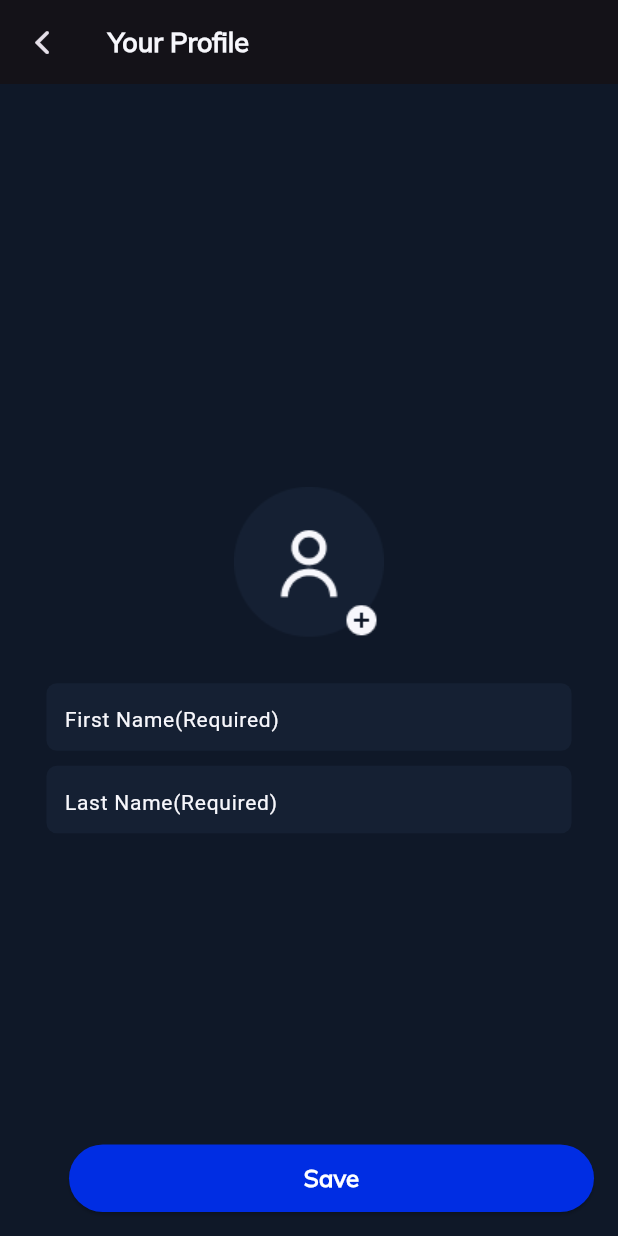
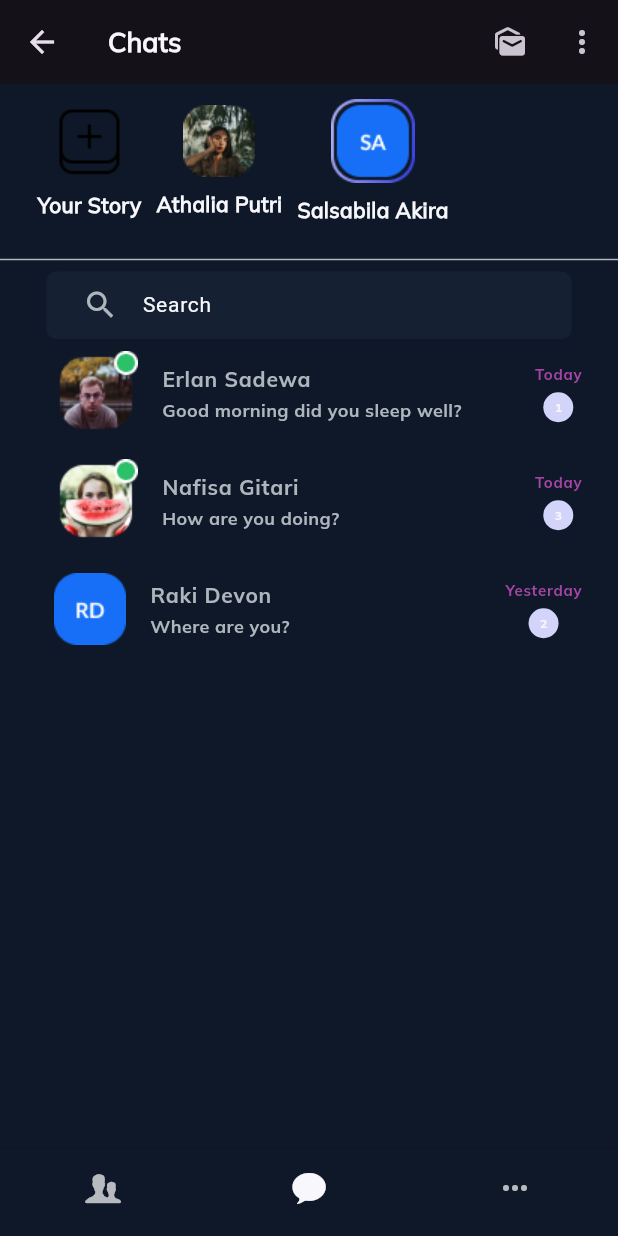
Before and after one commit to hk994512/Messenger-Clone, a Flutter app: the ProfileScreen screen opened directly, after a tap on "Save", on a phone screen of 412 x 824 dp. Run offline on Flutter 3.47's test engine with Material 3 defaults, Android fonts, the light colour scheme and no system bars; our stand-ins replace flutter_bloc, pinput; Roboto replaces fonts that are missing (Bold).

Commit message:
Add new code

```diff
--- a/lib/views/auth/login_screen.dart
+++ b/lib/views/auth/login_screen.dart
@@ -45,6 +45,7 @@ class LoginScreen extends StatelessWidget {
             ),
             20.0.ht,
             UiHelper.customTextField(
+              iconData: Icons.phone,
               controller: phoneController,
               text: 'Phone Number',
               keyboardType: TextInputType.number,
--- /dev/null
+++ b/lib/views/chats/chat_screen.dart
@@ -0,0 +1,157 @@
+import 'package:flutter/material.dart';
+import 'package:messanger_clone/extensions/app_exten.dart';
+import 'package:messanger_clone/views/widgets/ui_helper.dart';
+
+import '../constants/app_colors.dart';
+
+class ChatScreen extends StatelessWidget {
+  // const ChatScreen({super.key});
+  final searchController = TextEditingController();
+  var arrContacts = [
+    {
+      "img": "Avatar.png",
+      "name": "Erlan Sadewa",
+      "msg": "Good morning did you sleep well?",
+      "date": "Today",
+      "msgCount": "1",
+    },
+
+    {
+      "img": "Avatar (2).png",
+      "name": "Nafisa Gitari",
+      "msg": "How are you doing?",
+      "date": "Today",
+      "msgCount": "3",
+    },
+    {
+      "name": "Raki Devon",
+      "img": "Frame 3293 (1).png",
+      "msg": "Where are you?",
+      "date": "Yesterday",
+      "msgCount": "2",
+    },
+  ];
+
+  @override
+  Widget build(BuildContext context) {
+    return Scaffold(
+      backgroundColor:
+          Theme.of(context).brightness == Brightness.light
+              ? AppColors.scaffoldlight
+              : AppColors.scaffolddark,
+      appBar: AppBar(
+        title: UiHelper.customText(
+          title: 'Chats',
+          fontSize: 18,
+          context: context,
+          fontFamily: "Bold",
+          fontWeight: FontWeight.bold,
+        ),
+        actions: [
+          IconButton(
+            onPressed: () {},
+            icon: Icon(Icons.mark_as_unread_rounded),
+          ),
+
+          IconButton(onPressed: () {}, icon: Icon(Icons.more_vert)),
+        ],
+      ),
+      body: Column(
+        children: [
+          Row(
+            children: [
+              25.0.wt,
+              MyStory(image: 'story.png', title: 'Your Story'),
+              10.0.wt,
+              MyStory(image: 'Frame 3293.png', title: 'Athalia Putri'),
+              10.0.wt,
+              MyStory(image: 'Avatar (3).png', title: 'Salsabila Akira'),
+            ],
+          ),
+          5.0.ht,
+          Divider(color: Color(0xffadb5bd)),
+          UiHelper.customTextField(
+            iconData: Icons.search,
+            controller: searchController,
+            text: 'Search',
+            keyboardType: TextInputType.text,
+            context: context,
+          ),
+          Expanded(
+            child: ListView.builder(
+              padding: EdgeInsets.only(left: 20),
+              itemCount: arrContacts.length,
+              itemBuilder: (_, i) {
+                var contact = arrContacts[i];
+                return ListTile(
+                  leading: UiHelper.customImage(
+                    image: contact['img'].toString(),
+                  ),
+                  title: UiHelper.customText(
+                    color: Color(0xffadb5bd),
+                    title: contact['name'].toString(),
+                    fontSize: 14,
+                    context: context,
+                    fontWeight: FontWeight.w600,
+                  ),
+                  subtitle: UiHelper.customText(
+                    title: contact['msg'].toString(),
+                    fontSize: 12,
+                    context: context,
+                    color: Color(0xffadb5bd),
+                  ),
+                  trailing: Column(
+                    mainAxisAlignment: MainAxisAlignment.center,
+                    children: [
+                      UiHelper.customText(
+                        title: contact['date'].toString(),
+                        fontSize: 10,
+                        context: context,
+                        color: Color(0xffA444A4),
+                      ),
+                      5.0.ht,
+                      CircleAvatar(
+                        radius: 10,
+                        child: UiHelper.customText(
+                          title: contact['msgCount'].toString(),
+                          fontSize: 8,
+                          context: context,
+                        ),
+                        backgroundColor: Color(0xffD2d5f9),
+                      ),
+                    ],
+                  ),
+                );
+              },
+            ),
+          ),
+        ],
+      ),
+    );
+  }
+}
+
+class MyStory extends StatelessWidget {
+  const MyStory({super.key, required this.image, required this.title});
+  final String image;
+  final String title;
+  @override
+  Widget build(BuildContext context) {
+    return Padding(
+      padding: const EdgeInsets.only(top: 10, bottom: 10),
+      child: Column(
+        spacing: 8,
+        children: [
+          UiHelper.customImage(image: image),
+          UiHelper.customText(
+            title: title,
+            fontSize: 14,
+            context: context,
+            fontFamily: 'Bold',
+            fontWeight: FontWeight.bold,
+          ),
+        ],
+      ),
+    );
+  }
+}
--- /dev/null
+++ b/lib/views/nav/bottom_screeb.dart
@@ -0,0 +1,55 @@
+import 'package:flutter/cupertino.dart';
+import 'package:flutter/material.dart';
+import 'package:messanger_clone/views/chats/chat_screen.dart';
+import 'package:messanger_clone/views/chats/more%20screens/more_screen.dart';
+import 'package:messanger_clone/views/constants/app_colors.dart';
+import 'package:messanger_clone/views/nav/contacts_screen.dart';
+
+class BottomScreen extends StatefulWidget {
+  const BottomScreen({super.key});
+
+  @override
+  State<BottomScreen> createState() => _BottomScreenState();
+}
+
+class _BottomScreenState extends State<BottomScreen> {
+  final List<Widget> pages = [ContactsScreen(), ChatScreen(), MoreScreen()];
+  int currentIndex = 1;
+  @override
+  Widget build(BuildContext context) {
+    return Scaffold(
+
+      bottomNavigationBar: BottomNavigationBar(
+        backgroundColor:
+            Theme.of(context).brightness == Brightness.dark
+                ? AppColors.bottomdark
+                : AppColors.bottomlight,
+        showSelectedLabels: false,
+        showUnselectedLabels: false,
+        selectedIconTheme: IconThemeData(
+          color:
+              Theme.of(context).brightness == Brightness.dark
+                  ? AppColors.icondarkmode
+                  : AppColors.iconlightmode,
+        ),
+        onTap:
+            (value) => setState(() {
+              currentIndex = value;
+            }),
+        currentIndex: currentIndex,
+        items: [
+          BottomNavigationBarItem(
+            icon: Icon(CupertinoIcons.person_2_alt),
+            label: 'Contacts',
+          ),
+          BottomNavigationBarItem(
+            icon: Icon(CupertinoIcons.chat_bubble_fill),
+            label: 'Chats',
+          ),
+          BottomNavigationBarItem(icon: Icon(Icons.more_horiz), label: 'More'),
+        ],
+      ),
+      body: pages[currentIndex],
+    );
+  }
+}
--- a/lib/views/profile/profile_screen.dart
+++ b/lib/views/profile/profile_screen.dart
@@ -1,5 +1,6 @@
 import 'package:flutter/cupertino.dart';
 import 'package:flutter/material.dart';
+import 'package:messanger_clone/views/nav/bottom_screeb.dart';
 import 'package:messanger_clone/views/widgets/ui_helper.dart';
 import '/extensions/app_exten.dart';
 import '/views/constants/app_colors.dart';
@@ -40,6 +41,7 @@ class ProfileScreen extends StatelessWidget {
             30.0.ht,
             UiHelper.customTextField(
               controller: firstNameController,
+              iconData: Icons.person,
               text: 'First Name(Required)',
               keyboardType: TextInputType.name,
               context: context,
@@ -47,6 +49,7 @@ class ProfileScreen extends StatelessWidget {
             10.0.ht,
             UiHelper.customTextField(
               controller: firstNameController,
+              iconData: CupertinoIcons.person_2,
               text: 'Last Name(Required)',
               keyboardType: TextInputType.name,
               context: context,
@@ -54,7 +57,10 @@ class ProfileScreen extends StatelessWidget {
           ],
         ),
       ),
-      floatingActionButton: UiHelper.customButton(buttonTitle: 'Save', onPressed: (){}),
+      floatingActionButton: UiHelper.customButton(
+        buttonTitle: 'Save',
+        onPressed: () => context.pushReplaceSrc(BottomScreen()),
+      ),
     );
   }
 }
--- a/lib/views/widgets/ui_helper.dart
+++ b/lib/views/widgets/ui_helper.dart
@@ -2,8 +2,8 @@ import 'package:flutter/material.dart';
 import 'package:messanger_clone/views/constants/app_colors.dart';
 
 class UiHelper {
-  static customImage({required String image}) {
-    return Image.asset('assets/images/$image');
+  static customImage({required String image, Color? color}) {
+    return Image.asset('assets/images/$image', color: color);
   }
 
   static customText({
@@ -62,6 +62,7 @@ class UiHelper {
     required TextEditingController controller,
     required String text,
     required TextInputType keyboardType,
+    required IconData iconData,
     required BuildContext context,
   }) {
     return Container(
@@ -79,6 +80,7 @@ class UiHelper {
         controller: controller,
         keyboardType: keyboardType,
         decoration: InputDecoration(
+          prefixIcon: Icon(iconData, color: AppColors.iconlight),
           hintText: text,
           border: InputBorder.none,
           hintStyle: (TextStyle(
```
Also changed, not shown: lib/views/chats/more screens/more_screen.dart (added, +90 -0 lines), lib/views/nav/contacts_screen.dart (added, +87 -0 lines), assets/images/story.png (added).
